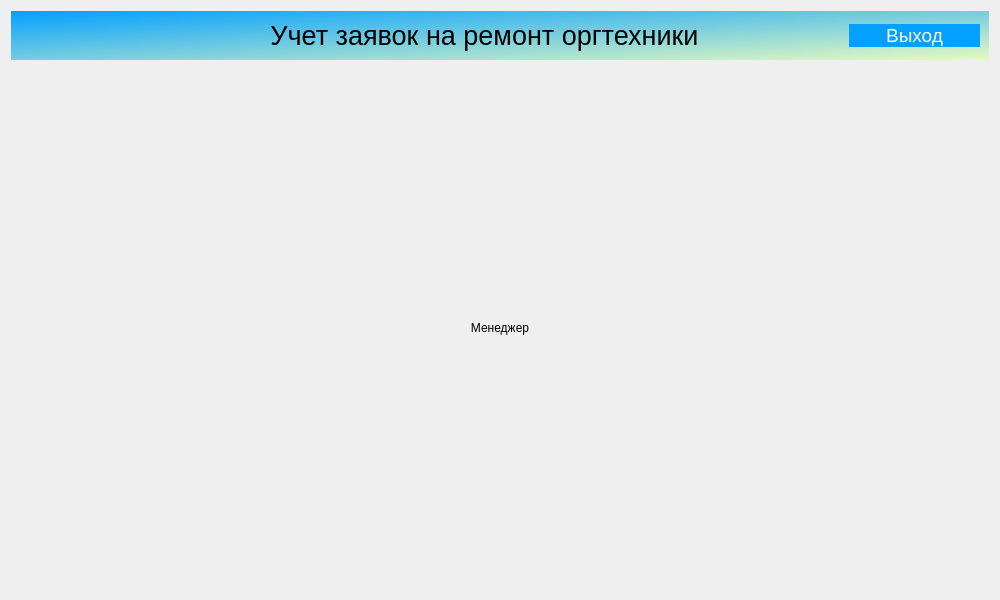
Old version of the form views/welcomescreen.ui in the repository Julia-Zhirnova/StepicDemo.
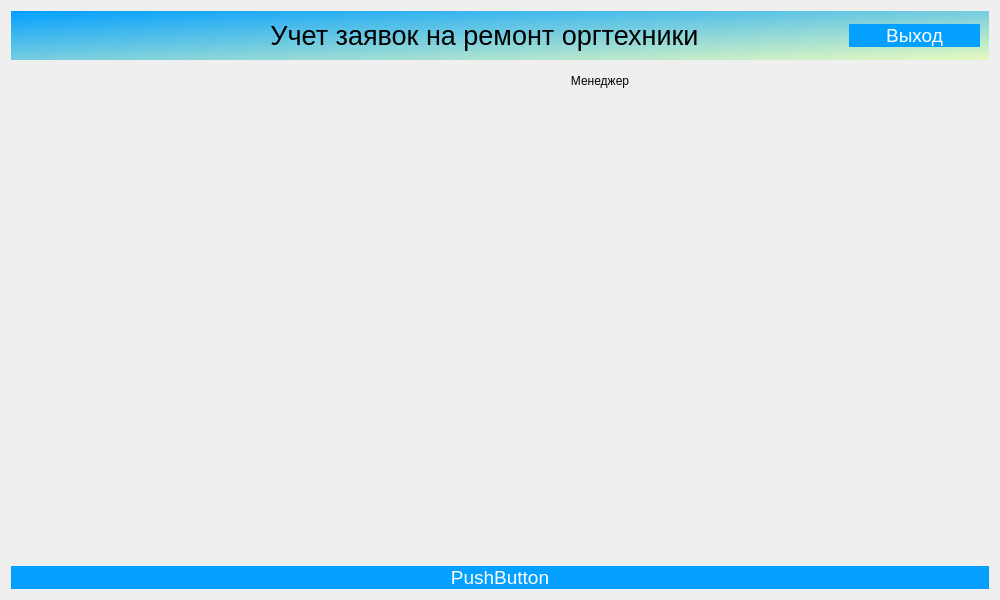
New version of the form. The open tabs and pages were chosen to show the change. Icons and pictures are not drawn.

Commit message: думаем над таблицей

```diff
--- a/views/welcomescreen.ui
+++ b/views/welcomescreen.ui
@@ -44,6 +44,8 @@
   </property>
   <layout class="QGridLayout" name="gridLayout">
    <item row="1" column="0">
+    <layout class="QHBoxLayout" name="horizontalLayout_2">
+     <item>
     <widget class="QStackedWidget" name="stackedWidget">
      <property name="layoutDirection">
       <enum>Qt::LeftToRight</enum>
@@ -55,7 +57,7 @@
       <string notr="true"/>
      </property>
      <property name="currentIndex">
-      <number>0</number>
+        <number>4</number>
      </property>
      <widget class="QWidget" name="Avtorisation">
       <property name="layoutDirection">
@@ -63,13 +65,13 @@
       </property>
       <layout class="QGridLayout" name="gridLayout_2">
        <property name="leftMargin">
-        <number>200</number>
+          <number>50</number>
        </property>
        <property name="topMargin">
         <number>50</number>
        </property>
        <property name="rightMargin">
-        <number>200</number>
+          <number>50</number>
        </property>
        <property name="bottomMargin">
         <number>50</number>
@@ -214,9 +216,13 @@
        </item>
       </layout>
      </widget>
+       <widget class="QWidget" name="Table"/>
      <widget class="QWidget" name="Operator">
       <layout class="QGridLayout" name="gridLayout_3">
-       <item row="0" column="0">
+         <item row="1" column="2">
+          <widget class="QTextEdit" name="textEdit"/>
+         </item>
+         <item row="0" column="2">
         <widget class="QLabel" name="label_9">
          <property name="text">
           <string>Оператор</string>
@@ -226,15 +232,24 @@
          </property>
         </widget>
        </item>
+         <item row="1" column="1">
+          <widget class="QTextEdit" name="textEdit_2"/>
+         </item>
        <item row="1" column="0">
-        <widget class="QTableWidget" name="tableVseZayavki"/>
+          <widget class="QTextEdit" name="textEdit_3"/>
        </item>
       </layout>
      </widget>
      <widget class="QWidget" name="Manager">
-      <layout class="QGridLayout" name="gridLayout_4">
-       <item row="0" column="0">
         <widget class="QLabel" name="label_8">
+         <property name="geometry">
+          <rect>
+           <x>552</x>
+           <y>6</y>
+           <width>74</width>
+           <height>18</height>
+          </rect>
+         </property>
          <property name="text">
           <string>Менеджер</string>
          </property>
@@ -242,10 +257,10 @@
           <set>Qt::AlignCenter</set>
          </property>
         </widget>
-       </item>
-      </layout>
-     </widget>
-    </widget>
+       </widget>
+      </widget>
+     </item>
+    </layout>
    </item>
    <item row="0" column="0">
     <widget class="QWidget" name="widget" native="true">
@@ -315,6 +330,13 @@
      </layout>
     </widget>
    </item>
+   <item row="2" column="0">
+    <widget class="QPushButton" name="pushButton">
+     <property name="text">
+      <string>PushButton</string>
+     </property>
+    </widget>
+   </item>
   </layout>
  </widget>
  <resources/>
```
Lines whose indentation alone changed are shown as unchanged. The commit also changes 1 other file.
